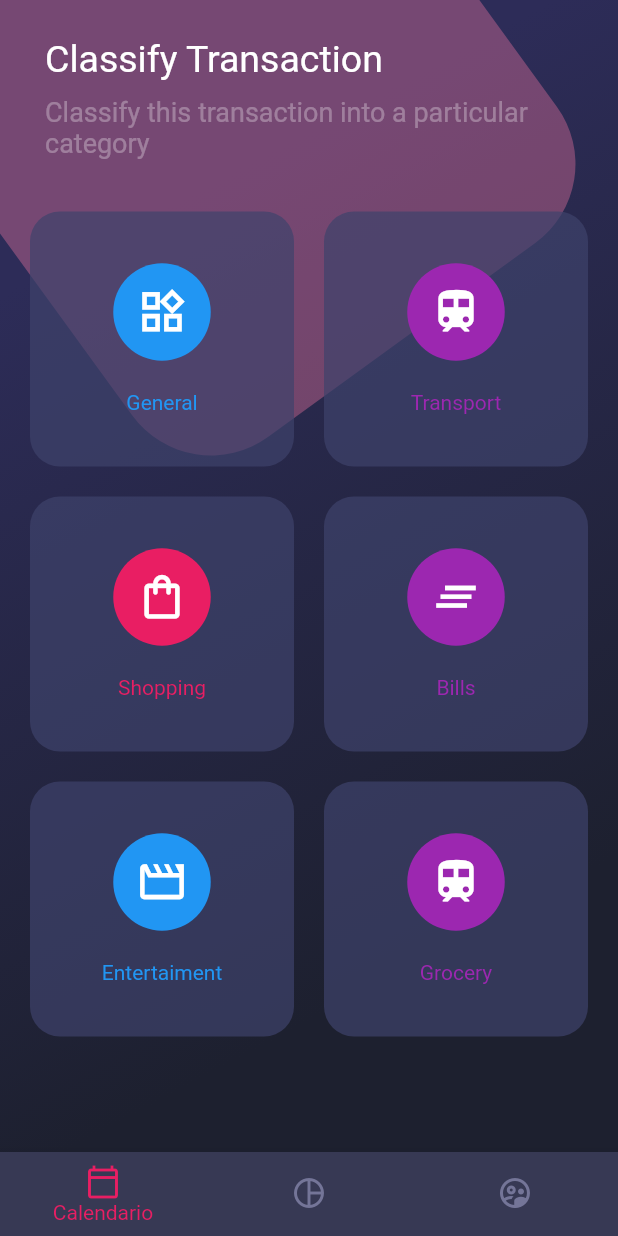
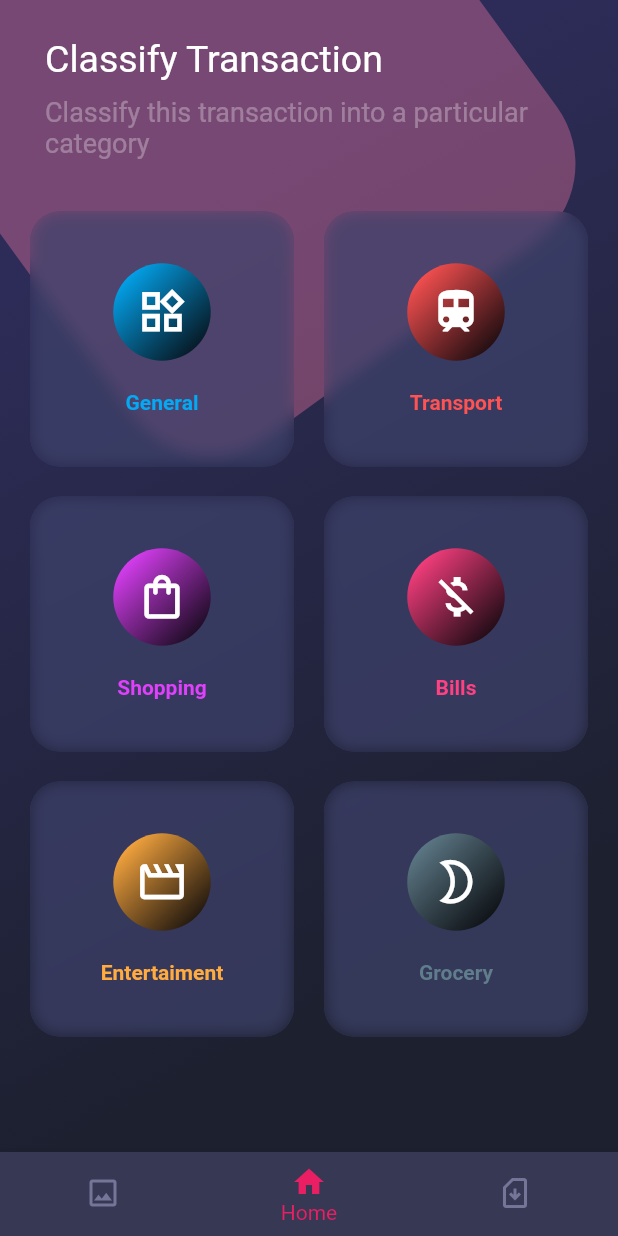
Before and after one commit to luishg76/designs_flutter, a Flutter app: the screen it shows after launch, on a phone screen of 412 x 824 dp. Run offline on Flutter 3.47's test engine with Material 2 defaults, Android fonts, the phone set to English and light mode, and no system bars; missing offline and left inert: dart:js.

Commit message:
salva(16-09-022)laptop

```diff
--- a/lib/main.dart
+++ b/lib/main.dart
@@ -1,14 +1,15 @@
+import 'package:designs_flutter/providers/menu_provider.dart';
 import 'package:designs_flutter/screens/home_screen.dart';
 import 'package:designs_flutter/screens/scroll_screen.dart';
 import 'package:flutter/material.dart';
 import 'package:designs_flutter/screens/basic_screen.dart';
+import 'package:provider/provider.dart';
 
 void main() {
-  runApp(const MyApp());
+  runApp(AppStateWidget());
 }
 
 class MyApp extends StatelessWidget {
-  const MyApp({super.key});
 
   // This widget is the root of your application.
   @override
@@ -17,15 +18,6 @@ class MyApp extends StatelessWidget {
       debugShowCheckedModeBanner: false,
       title: 'Designs Flutter',
       theme: ThemeData(
-        // This is the theme of your application.
-        //
-        // Try running your application with "flutter run". You'll see the
-        // application has a blue toolbar. Then, without quitting the app, try
-        // changing the primarySwatch below to Colors.green and then invoke
-        // "hot reload" (press "r" in the console where you ran "flutter run",
-        // or simply save your changes to "hot reload" in a Flutter IDE).
-        // Notice that the counter didn't reset back to zero; the application
-        // is not restarted.
         primarySwatch: Colors.blue,
       ),
       initialRoute: 'home_screen',
@@ -37,3 +29,15 @@ class MyApp extends StatelessWidget {
     );
   }
 }
+class AppStateWidget extends StatelessWidget {
+
+  @override
+  Widget build(BuildContext context) {
+     return MultiProvider(
+      providers: [
+        ChangeNotifierProvider(create:(_)=>MenuProvider(),)
+      ],
+      child: MyApp(),
+      );
+  }
+}
--- /dev/null
+++ b/lib/providers/menu_provider.dart
@@ -0,0 +1,5 @@
+import 'package:flutter/cupertino.dart';
+
+class MenuProvider extends ChangeNotifier{
+    int selectindex=1;
+}
--- a/lib/screens/home_screen.dart
+++ b/lib/screens/home_screen.dart
@@ -1,12 +1,17 @@
+import 'dart:ui';
+
+import 'package:designs_flutter/providers/menu_provider.dart';
 import 'package:designs_flutter/widgets/background_widget.dart';
 import 'package:designs_flutter/widgets/custom_botton_navigation.dart';
 import 'package:flutter/material.dart';
+import 'package:provider/provider.dart';
 
 
 class HomeScreen extends StatelessWidget {
 
   @override
   Widget build(BuildContext context) {
+
      return Scaffold(
         body: Stack(
           children: [
@@ -47,17 +52,18 @@ class _TableWidget extends StatelessWidget {
         child: Table(
           children: [
             TableRow(
-              children:[_SingleCardWidget(title: 'General',icono: Icons.widgets_outlined, color:Colors.blue),
-                        _SingleCardWidget(title: 'Transport',icono: Icons.train, color:Colors.purple)]
+              children:[_SingleCardWidget(title: 'General',icon: Icons.widgets_outlined, color: Colors.lightBlue),
+                        _SingleCardWidget(title: 'Transport',icon: Icons.train,color: Colors.redAccent)]
             ),
             TableRow(
-              children:[_SingleCardWidget(title: 'Shopping',icono: Icons.shopping_bag_outlined, color:Colors.pink),
-                        _SingleCardWidget(title: 'Bills',icono: Icons.clear_all_outlined, color:Colors.purple)]
+              children:[_SingleCardWidget(title: 'Shopping',icon: Icons.shopping_bag_outlined, color: Colors.purpleAccent),
+                        _SingleCardWidget(title: 'Bills',icon: Icons.money_off, color: Colors.pinkAccent)]
             ),
             TableRow(
-              children:[_SingleCardWidget(title: 'Entertaiment',icono: Icons.movie_outlined, color:Colors.blue),
-                        _SingleCardWidget(title: 'Grocery',icono: Icons.train, color:Colors.purple)]
+              children:[_SingleCardWidget(title: 'Entertaiment',icon: Icons.movie_outlined, color: Colors.orangeAccent),
+                        _SingleCardWidget(title: 'Grocery',icon: Icons.mode_night_outlined, color: Colors.blueGrey)]
             ),
+
           ]
           ),
        );
@@ -65,10 +71,10 @@ class _TableWidget extends StatelessWidget {
 }
 
 class _SingleCardWidget extends StatelessWidget {
+  final IconData icon;
   final Color color;
-  final IconData icono;
   final String title;
-  _SingleCardWidget({required this.title, required this.icono, required this.color});
+  _SingleCardWidget({required this.title, required this.icon, required this.color});
 
   @override
   Widget build(BuildContext context) {
@@ -76,6 +82,10 @@ class _SingleCardWidget extends StatelessWidget {
         margin: EdgeInsets.all(10),
         height: 170,
         decoration: BoxDecoration(borderRadius: BorderRadius.circular(20), color: Color.fromRGBO(62, 66, 107, 0.7)),
+        child: ClipRRect(
+          borderRadius: BorderRadius.circular(20),
+          child: BackdropFilter(
+            filter: ImageFilter.blur(sigmaX: 5, sigmaY: 5),
             child: Column(
               mainAxisAlignment: MainAxisAlignment.center,
               children: [
@@ -85,16 +95,22 @@ class _SingleCardWidget extends StatelessWidget {
                   padding: EdgeInsets.all(15),
                   margin: EdgeInsets.only(bottom: 20),
                   decoration: BoxDecoration(
-                borderRadius: BorderRadius.circular(60),
-                color:color,
+                    borderRadius: BorderRadius.circular(35),
+                    gradient: LinearGradient(
+                      begin: Alignment.topLeft,
+                      end: Alignment.bottomRight,
+                      stops: [0.1,0.98],
+                      colors:[color,Colors.black.withOpacity(0.9)],
+                      ),
+                    ),
+                  child:Icon(icon,color:Colors.white, size: 35,)
+                  ),
+                //SizedBox(height: 25),
+                Text(title, style: TextStyle(color:color, fontSize: 14, fontWeight: FontWeight.bold ),)
+              ],
 
             ),
-              child:Icon(icono,color:Colors.white, size: 35,)
           ),
-            //SizedBox(height: 25),
-            Text(title, style: TextStyle(color: color, fontSize: 14 ),)
-          ],
-
         ),
        );
   }
--- a/lib/screens/scroll_screen.dart
+++ b/lib/screens/scroll_screen.dart
@@ -41,7 +41,9 @@ class _Page2 extends StatelessWidget {
               shadowColor: Colors.black87,
             ),
             child:Text('Bienvenido', style:TextStyle(color: Colors.white, fontSize: 30.0),),
-            onPressed:(){},
+            onPressed:(){
+              Navigator.pop(context);
+            },
              ),
         ),
     );
--- a/lib/widgets/custom_botton_navigation.dart
+++ b/lib/widgets/custom_botton_navigation.dart
@@ -1,46 +1,44 @@
+import 'dart:js';
+
+import 'package:designs_flutter/providers/menu_provider.dart';
 import 'package:flutter/material.dart';
+import 'package:provider/provider.dart';
 
 
-class CustomBottonNavigation extends StatefulWidget {
-
-  @override
-  State<CustomBottonNavigation> createState() => _CustomBottonNavigationState();
-}
-
-class _CustomBottonNavigationState extends State<CustomBottonNavigation> {
-  int _selectIndex=0;
+class CustomBottonNavigation extends StatelessWidget {
 
   @override
   Widget build(BuildContext context) {
+     final menuProvider=Provider.of<MenuProvider>(context);
+
      return BottomNavigationBar(
       selectedItemColor: Colors.pink,
       //showSelectedLabels: false,
       unselectedItemColor: Color.fromRGBO(116,117,152,1),
       showUnselectedLabels: false,
       backgroundColor: Color.fromRGBO(55, 57, 84, 1),
-      currentIndex: _selectIndex,
+      currentIndex: menuProvider.selectindex,
       items: [
         BottomNavigationBarItem(
-          icon: Icon(Icons.calendar_today_outlined),
-          label: 'Calendario'
+          icon: Icon(Icons.image_outlined),
+          label: 'Basic'
           ),
         BottomNavigationBarItem(
-          icon: Icon(Icons.pie_chart_outline_outlined),
-          label: 'Grafico'
+          icon: Icon(Icons.home),
+          label: 'Home'
           ),
         BottomNavigationBarItem(
-          icon: Icon(Icons.supervised_user_circle_outlined),
-          label: 'Usuarios'
+          icon: Icon(Icons.sim_card_download_outlined),
+          label: 'Scroll'
           )
       ],
-
       onTap: (index){
-        setState(() {
-          _selectIndex=index;
-        });
-      },
-
-      );
-
+        menuProvider.selectindex=index;
+        switch(index){
+          case 0:Navigator.pushNamed(context, 'basic_screen'); break;
+          case 1:Navigator.pushNamed(context, 'home_screen'); break;
+          case 2:Navigator.pushNamed(context, 'scroll_screen'); break;
+        }
+      });
   }
 }
--- a/pubspec.yaml
+++ b/pubspec.yaml
@@ -36,6 +36,7 @@ dependencies:
   # The following adds the Cupertino Icons font to your application.
   # Use with the CupertinoIcons class for iOS style icons.
   cupertino_icons: ^1.0.2
+  provider: ^6.0.3
 
 dev_dependencies:
   flutter_test:
```
Also changed, not shown: lib/widgets/card_widget.dart (deleted), pubspec.lock. Lines whose indentation alone changed are shown as unchanged.
